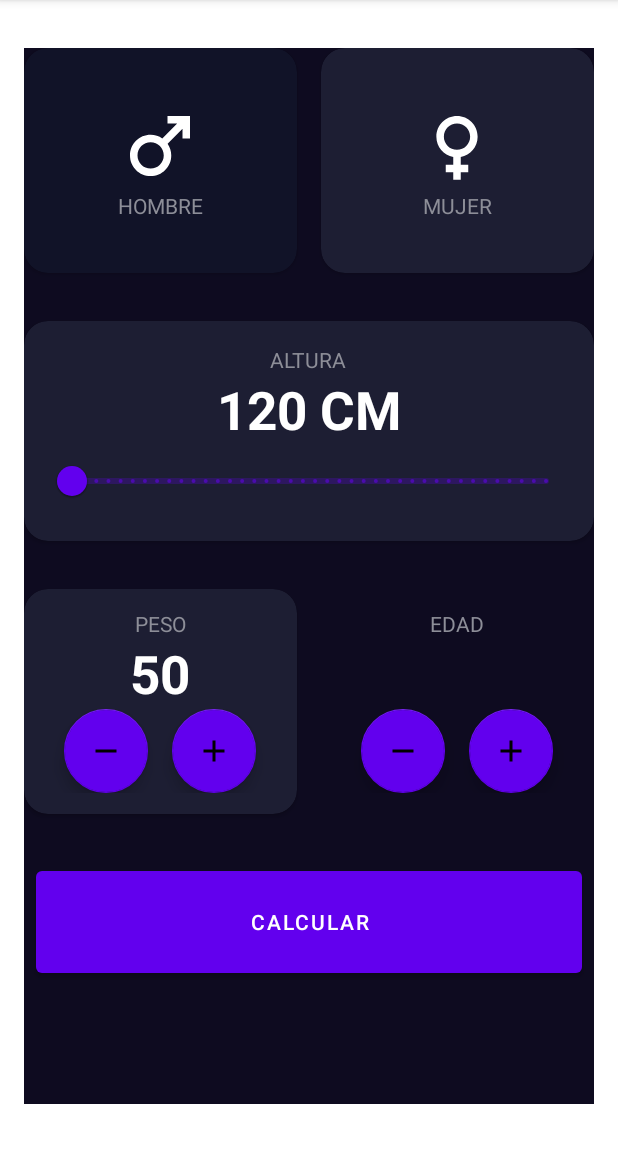
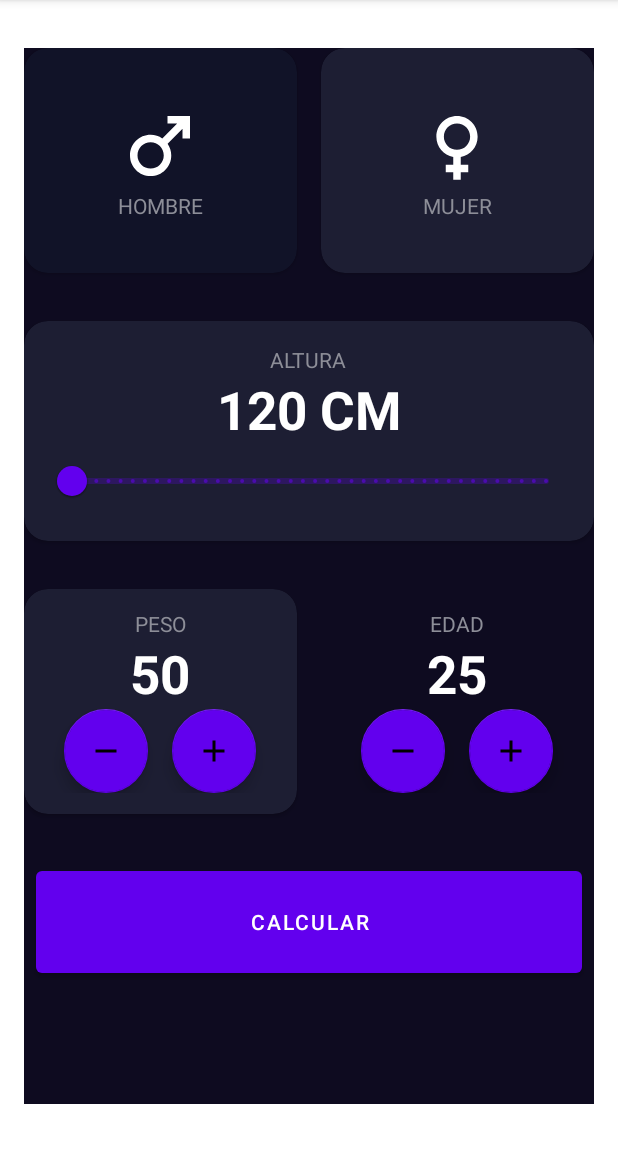
Before and after one commit to fabilisi77/Multiapp, an Android app: the MenuActivity screen opened directly, with no data from a screen before it, after a tap on "IMC APP", on a phone screen of 412 x 824 dp, the part 84-1236 px from its top. Run offline under Robolectric (Android 15) with nearby library versions, the phone set to English and light mode, and no system bars.

Commit message:
Primeras líneas de appTODO

```diff
--- a/app/src/main/AndroidManifest.xml
+++ b/app/src/main/AndroidManifest.xml
@@ -12,10 +12,11 @@
         android:theme="@style/Theme.PrimeraApp"
         tools:targetApi="31">
         <activity
-            android:name=".imcCalculator.ImcResultActivity"
+            android:name=".appTodo.AppTodoActivity"
+            android:theme="@style/Theme.TodoApp"
             android:exported="false" />
         <activity
-            android:name=".yamiActivity2"
+            android:name=".imcCalculator.ImcResultActivity"
             android:exported="false" />
         <activity
             android:name=".imcCalculator.ImcAppActivity"
--- a/app/src/main/java/com/example/primeraapp/MenuActivity.kt
+++ b/app/src/main/java/com/example/primeraapp/MenuActivity.kt
@@ -4,6 +4,7 @@ import android.content.Intent
 import androidx.appcompat.app.AppCompatActivity
 import android.os.Bundle
 import android.widget.Button
+import com.example.primeraapp.appTodo.AppTodoActivity
 import com.example.primeraapp.imcCalculator.ImcAppActivity
 
 class MenuActivity : AppCompatActivity() {
@@ -13,6 +14,7 @@ class MenuActivity : AppCompatActivity() {
 
         val saludapp = findViewById<Button>(R.id.btnSaludapp)
         val imcApp = findViewById<Button>(R.id.btnImcApp)
+        val appTODO = findViewById<Button>(R.id.appTODO)
 
 
         saludapp.setOnClickListener {
@@ -20,6 +22,9 @@ class MenuActivity : AppCompatActivity() {
         }
         imcApp.setOnClickListener {
             navigateToImcapp()
+        }
+        appTODO.setOnClickListener {
+            navigateToTodoAPP()
         }
 
     }
@@ -35,6 +40,10 @@ class MenuActivity : AppCompatActivity() {
         startActivity(intent)
 
     }
+    private fun navigateToTodoAPP(){
+        val intent = Intent(this, AppTodoActivity::class.java)
+        startActivity(intent)
+    }
 
 
 }
--- a/app/src/main/java/com/example/primeraapp/imcCalculator/ImcAppActivity.kt
+++ b/app/src/main/java/com/example/primeraapp/imcCalculator/ImcAppActivity.kt
@@ -154,6 +154,7 @@ class ImcAppActivity : AppCompatActivity() {
     private fun initUI() {
         setGenderColor()
         setWeight()
+        setAge()
 
     }
 }
--- a/app/src/main/res/layout/activity_imc_app.xml
+++ b/app/src/main/res/layout/activity_imc_app.xml
@@ -116,7 +116,7 @@
                 android:textSize="35sp"
                 android:textStyle="bold" />
 
-            <com.google.android.material.slider.RangeSlider
+            <com.google.android.material.slider.Slider
                 android:id="@+id/rsHeigth"
                 android:layout_width="match_parent"
                 android:layout_height="wrap_content"
--- a/app/src/main/res/layout/activity_menu.xml
+++ b/app/src/main/res/layout/activity_menu.xml
@@ -19,5 +19,11 @@
         android:layout_height="wrap_content"
         android:text="Imc App"/>
 
+    <Button
+        android:id="@+id/appTODO"
+        android:layout_width="match_parent"
+        android:layout_height="wrap_content"
+        android:text="TODO App"/>
+
 
 </LinearLayout>
--- a/app/src/main/res/values/strings.xml
+++ b/app/src/main/res/values/strings.xml
@@ -1,4 +1,5 @@
 <resources>
+<!--IMC App-->
     <string name="app_name">PrimeraApp</string>
     <string name="male">HOMBRE</string>
     <string name="female">MUJER</string>
@@ -20,4 +21,8 @@
     <string name="title_obesidad">Obesidad</string>
     <string name="description_obesidad">Estás MUY por encima de lo óptimo para tu peso y altura</string>
 
+<!--TODOApp-->
+    <string name="todo_welcome_message">Bienvenidos!☺☺☺</string>
+    <string name="todo_categories">Categorías</string>
+
 </resources>
--- a/app/src/main/res/values/themes.xml
+++ b/app/src/main/res/values/themes.xml
@@ -13,4 +13,19 @@
         <item name="android:statusBarColor">?attr/colorPrimaryVariant</item>
         <!-- Customize your theme here. -->
     </style>
+
+    <style name="Theme.TodoApp" parent="Theme.MaterialComponents.DayNight.NoActionBar">
+        <!-- Primary brand color. -->
+        <item name="colorPrimary">@color/purple_500</item>
+        <item name="colorPrimaryVariant">@color/purple_700</item>
+        <item name="colorOnPrimary">@color/white</item>
+        <!-- Secondary brand color. -->
+        <item name="colorSecondary">@color/teal_200</item>
+        <item name="colorSecondaryVariant">@color/teal_700</item>
+        <item name="colorOnSecondary">@color/black</item>
+        <!-- Status bar color. -->
+        <item name="android:statusBarColor">@color/todo_background_todo_app</item>
+        <!-- Customize your theme here. -->
+    </style>
+
 </resources>
```
Also changed, not shown: app/src/main/java/com/example/primeraapp/appTodo/AppTodoActivity.kt (added, +26 -0 lines), app/src/main/java/com/example/primeraapp/appTodo/CategoriesAdapter.kt (added, +19 -0 lines), app/src/main/java/com/example/primeraapp/appTodo/CategoriesViewHolder.kt (added, +7 -0 lines), app/src/main/java/com/example/primeraapp/appTodo/TaskCategory.kt (added, +7 -0 lines), app/src/main/res/layout/activity_app_todo.xml (added, +33 -0 lines), app/src/main/res/layout/item_task_categories.xml (added, +34 -0 lines), app/src/main/res/values/colors.xml (+12 -0 lines).
